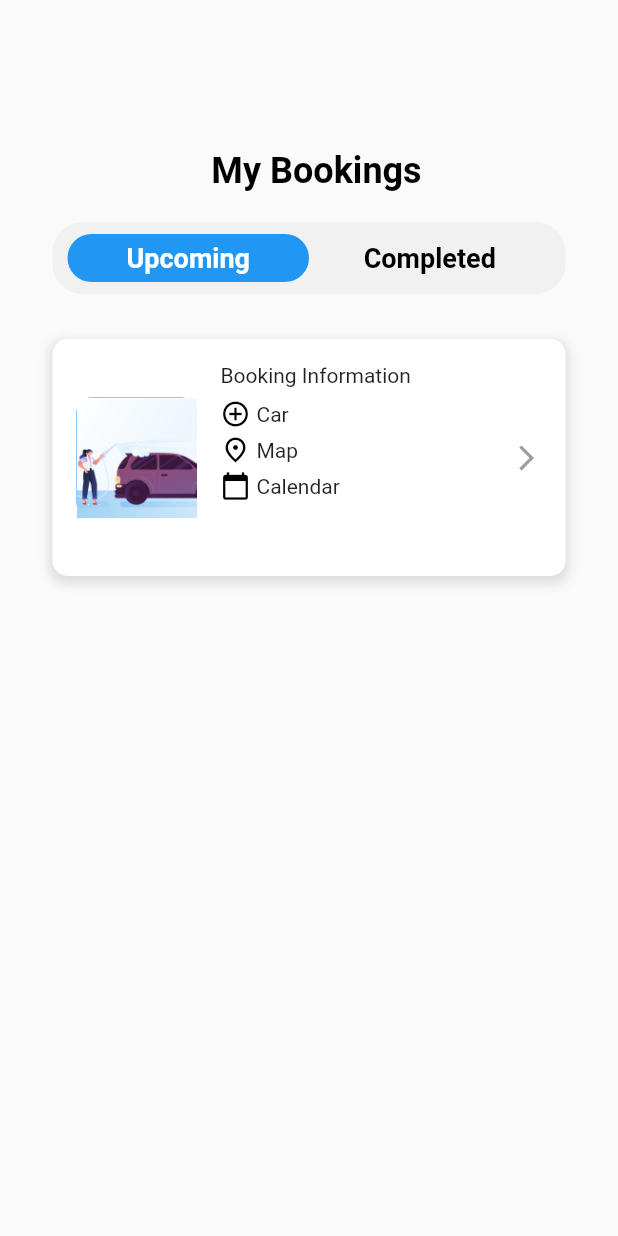
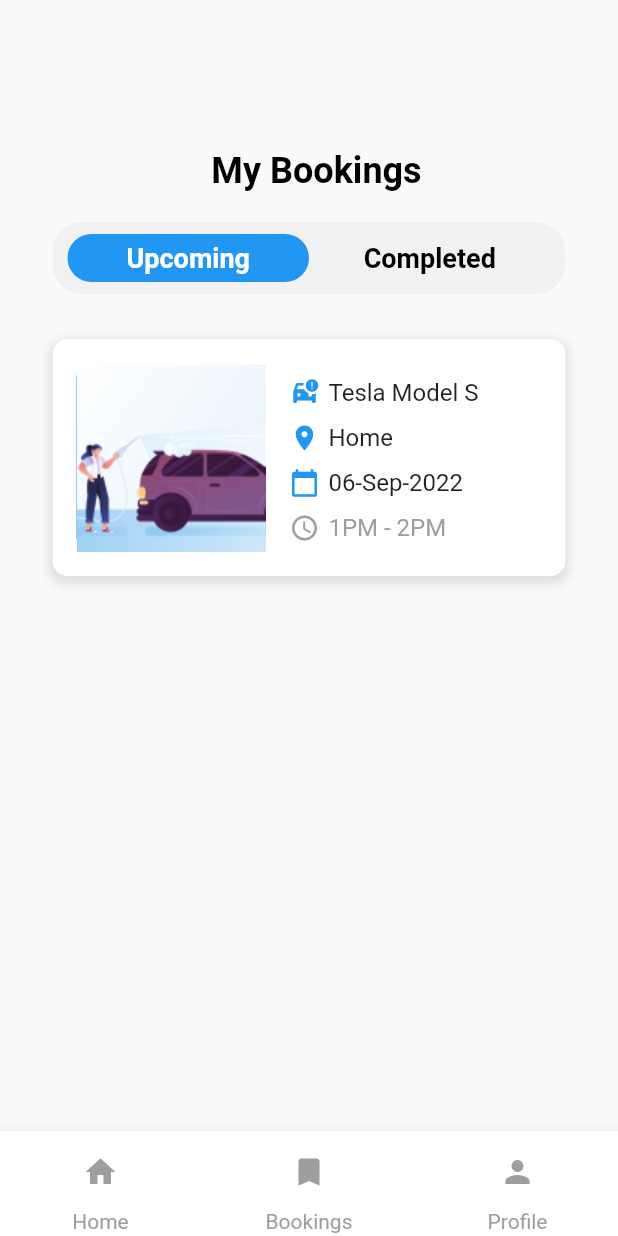
Before and after one commit to Harshit2229/flutterapp, a Flutter app: the My_bookings screen opened directly, after a tap on "Upcoming", on a phone screen of 412 x 824 dp. Run offline on Flutter 3.47's test engine with Material 2 defaults, Android fonts, the phone set to English and light mode, and no system bars.

Commit message:
2 files added My_bookings and appointment

```diff
--- a/lib/Add_vehicle.dart
+++ b/lib/Add_vehicle.dart
@@ -1,5 +1,6 @@
 import 'package:flutter/material.dart';
 import 'package:flutterapp/My_bookings.dart';
+import 'package:flutterapp/appointment.dart';
 
 
 void main() {
@@ -196,7 +197,7 @@ class _ScrollableRowOfBoxesState extends State<ScrollableRowOfBoxes> {
                         ? () {
                       Navigator.push(
                         context,
-                        MaterialPageRoute(builder: (context) => My_bookings(),
+                        MaterialPageRoute(builder: (context) => AppointmentPage(),
                         ));
                       // Form is valid, perform save operation
                     }
--- a/lib/My_bookings.dart
+++ b/lib/My_bookings.dart
@@ -10,6 +10,184 @@ class My_bookings extends StatefulWidget {
 class _My_bookingsState extends State<My_bookings> {
   bool _isButton1Selected = false;
   bool _isButton2Selected = false;
+
+  @override
+  Widget _buildBookingDetails() {
+    if (_isButton1Selected) {
+      return Container(
+        width: 342.0,
+        height: 158.0,
+        decoration: BoxDecoration(
+          color: Colors.white,
+          borderRadius: BorderRadius.circular(10.0),
+          boxShadow: [
+            BoxShadow(
+              color: Colors.grey.withOpacity(0.3),
+              spreadRadius: 2.0,
+              blurRadius: 5.0,
+              offset: const Offset(0, 3),
+            ),
+          ],
+        ),
+        child: Padding(
+          padding: const EdgeInsets.all(16.0),
+          child: Row(
+            children: [
+              Container(
+                width: 126.0,
+                height: 171.0,
+                decoration: BoxDecoration(
+                  borderRadius: BorderRadius.circular(10.0),
+                  color: Colors.blue,
+                ),
+                child: Image.asset('assets/Washing.png'),
+              ),
+              const SizedBox(width: 16.0),
+              const Expanded(
+                child: Column(
+                  crossAxisAlignment: CrossAxisAlignment.start,
+                  children: [
+                    SizedBox(height: 10.0),
+                    Row(
+                      children: [
+                        Icon(Icons.car_crash, size: 20.0, color: Colors.blue),
+                        SizedBox(width: 6.0),
+                        Text(
+                          'Tesla Model S',
+                          style: TextStyle(fontSize: 16.0),
+                        ),
+                      ],
+                    ),
+                    SizedBox(height: 10.0),
+                    Row(
+                      children: [
+                        Icon(Icons.location_on, size: 20.0, color: Colors.blue),
+                        SizedBox(width: 6.0),
+                        Text(
+                          'Home',
+                          style: TextStyle(fontSize: 16.0),
+                        ),
+                      ],
+                    ),
+                    SizedBox(height: 10.0),
+                    Row(
+                      children: [
+                        Icon(Icons.calendar_today, size: 20.0, color: Colors.blue),
+                        SizedBox(width: 6.0),
+                        Text(
+                          '06-Sep-2022',
+                          style: TextStyle(fontSize: 16.0),
+                        ),
+                      ],
+                    ),
+                    SizedBox(height: 10.0),
+                    Row(
+                      children: [
+                        Icon(Icons.watch_later_outlined, size: 20.0, color: Colors.grey),
+                        SizedBox(width: 6.0),
+                        Text(
+                          '1PM - 2PM',
+                          style: TextStyle(fontSize: 16.0, color: Colors.grey),
+                        ),
+                      ],
+                    ),
+                  ],
+                ),
+              ),
+            ],
+          ),
+        ),
+      );
+    } else if (_isButton2Selected) {
+      return Container(
+        width: 342.0,
+        height: 158.0,
+        decoration: BoxDecoration(
+          color: Colors.white,
+          borderRadius: BorderRadius.circular(10.0),
+          boxShadow: [
+            BoxShadow(
+              color: Colors.grey.withOpacity(0.3),
+              spreadRadius: 2.0,
+              blurRadius: 5.0,
+              offset: const Offset(0, 3),
+            ),
+          ],
+        ),
+        child: Padding(
+          padding: const EdgeInsets.all(16.0),
+          child: Row(
+            children: [
+              Container(
+                width: 126.0,
+                height: 171.0,
+                decoration: BoxDecoration(
+                  borderRadius: BorderRadius.circular(10.0),
+                  color: Colors.white,
+                ),
+                child: Image.asset('assets/Washing.png'),
+              ),
+              const SizedBox(width: 16.0),
+              const Expanded(
+                child: Column(
+                  crossAxisAlignment: CrossAxisAlignment.start,
+                  children: [
+                    SizedBox(height: 10.0),
+                    Row(
+                      children: [
+                        Icon(Icons.car_crash, size: 20.0, color: Colors.blue),
+                        SizedBox(width: 6.0),
+                        Text(
+                          'Lamborghini Urus',
+                          style: TextStyle(fontSize: 16.0),
+                        ),
+                      ],
+                    ),
+                    SizedBox(height: 10.0),
+                    Row(
+                      children: [
+                        Icon(Icons.location_on, size: 20.0, color: Colors.blue),
+                        SizedBox(width: 6.0),
+                        Text(
+                          'Home',
+                          style: TextStyle(fontSize: 16.0),
+                        ),
+                      ],
+                    ),
+                    SizedBox(height: 10.0),
+                    Row(
+                      children: [
+                        Icon(Icons.calendar_today, size: 20.0, color: Colors.blue),
+                        SizedBox(width: 6.0),
+                        Text(
+                          '02-Sep-2022',
+                          style: TextStyle(fontSize: 16.0),
+                        ),
+                      ],
+                    ),
+                    SizedBox(height: 10.0),
+                    Row(
+                      children: [
+                        Icon(Icons.watch_later_outlined, size: 20.0, color: Colors.blue),
+                        SizedBox(width: 6.0),
+                        Text(
+                          '2PM - 3PM',
+                          style: TextStyle(fontSize: 16.0, color: Colors.black),
+                        ),
+                      ],
+                    ),
+                  ],
+                ),
+              ),
+            ],
+          ),
+        ),
+      );
+    } else {
+      // Default case, when neither button is selected
+      return const SizedBox();
+    }
+  }
 
   @override
   Widget build(BuildContext context) {
@@ -73,7 +251,6 @@ class _My_bookingsState extends State<My_bookings> {
                         ),
                       ),
                     ),
-
                     Expanded(
                       child: GestureDetector(
                         onTap: () {
@@ -110,94 +287,75 @@ class _My_bookingsState extends State<My_bookings> {
               ),
             ),
             const SizedBox(height: 30.0),
-            Container(
-              width: 342.0,
-              height: 158.0,
-              decoration: BoxDecoration(
+            _buildBookingDetails(),
+          ],
+        ),
+      ),
+      bottomNavigationBar: BottomAppBar(
         color: Colors.white,
-                borderRadius: BorderRadius.circular(10.0),
-                boxShadow: [
-                  BoxShadow(
-                    color: Colors.grey.withOpacity(0.3),
-                    spreadRadius: 2.0,
-                    blurRadius: 5.0,
-                    offset: const Offset(0, 3),
+        child: Container(
+          height: 70.0,
+          child: Row(
+            mainAxisAlignment: MainAxisAlignment.spaceAround,
+            children: [
+              Column(
+                mainAxisSize: MainAxisSize.min,
+                children: [
+                  SizedBox(
+                    height: 50.0, // Add a fixed height
+                    child: IconButton(
+                      icon: const Icon(Icons.home, color: Colors.grey),
+                      onPressed: () {},
+                    ),
+                  ),
+                  const Text(
+                    'Home',
+                    style: TextStyle(color: Colors.grey),
                   ),
                 ],
               ),
-              child: Padding(
-                padding: const EdgeInsets.all(16.0),
-                child: Row(
+              Column(
+                mainAxisSize: MainAxisSize.min,
                 children: [
-                    Container(
-                      width: 80.0,
-                      height: 80.0,
-                      decoration: BoxDecoration(
-                        borderRadius: BorderRadius.circular(10.0),
-                        color: Colors.blue,
-                      ),
-                      child: Image.asset('assets/Washing.png'),
-                    ),
-                    const SizedBox(width: 16.0),
-                    const Expanded(
-                      child: Column(
-                        crossAxisAlignment: CrossAxisAlignment.start,
-                        children: [
-                          Text(
-                            'Booking Information',
-                            style: TextStyle(
-                              fontSize: 14.0,
+                  SizedBox(
+                    height: 50.0, // Add a fixed height
+                    child: IconButton(
+                      icon: const Icon(Icons.bookmark, color: Colors.grey),
+                      onPressed: () {},
                     ),
                   ),
-                          SizedBox(height: 8.0),
-                          Row(
-                            children: [
-                              Icon(Icons.add_circle_outline, size: 20.0, color: Colors.black),
-                              SizedBox(width: 4.0),
-                              Text(
-                                'Car',
-                                style: TextStyle(fontSize: 14.0),
+                  const Text(
+                    'Bookings',
+                    style: TextStyle(color: Colors.grey),
                   ),
                 ],
               ),
-                          SizedBox(height: 4.0),
-                          Row(
+              Column(
+                mainAxisSize: MainAxisSize.min,
                 children: [
-                              Icon(Icons.fmd_good_outlined, size: 20.0, color: Colors.black),
-                              SizedBox(width: 4.0),
-                              Text(
-                                'Map',
-                                style: TextStyle(fontSize: 14.0),
+                  SizedBox(
+                    height: 50.0, // Add a fixed height
+                    child: IconButton(
+                      icon: const Icon(Icons.person, color: Colors.grey),
+                      onPressed: () {},
                     ),
-                            ],
                   ),
-                          SizedBox(height: 4.0),
-                          Row(
-                            children: [
-                              Icon(Icons.calendar_today, size: 20.0, color: Colors.black),
-                              SizedBox(width: 4.0),
-                              Text(
-                                'Calendar',
-                                style: TextStyle(fontSize: 14.0),
+                  const Text(
+                    'Profile',
+                    style: TextStyle(color: Colors.grey),
                   ),
                 ],
               ),
             ],
           ),
         ),
-                    const Icon(
-                      Icons.arrow_forward_ios,
-                      color: Colors.grey,
-                      size: 20.0,
-                    ),
-                  ],
-                ),
-              ),
-
-            ),
-          ],
-        ),
       ),
     );
   }
 }
+
+  void main() {
+  runApp(const MaterialApp(
+    home: My_bookings(),
+  ));
+}
--- a/pubspec.yaml
+++ b/pubspec.yaml
@@ -76,6 +76,7 @@ flutter:
     - assets/Hatchback.png
     - assets/Sedan.png
     - assets/Washing.png
+    - assets/Vector.png
 
 
         # An image asset can refer to one or more resolution-specific "variants", see
```
Also changed, not shown: lib/appointment.dart (added, +332 -0 lines), assets/Vector.png (added). Lines whose indentation alone changed are shown as unchanged.
